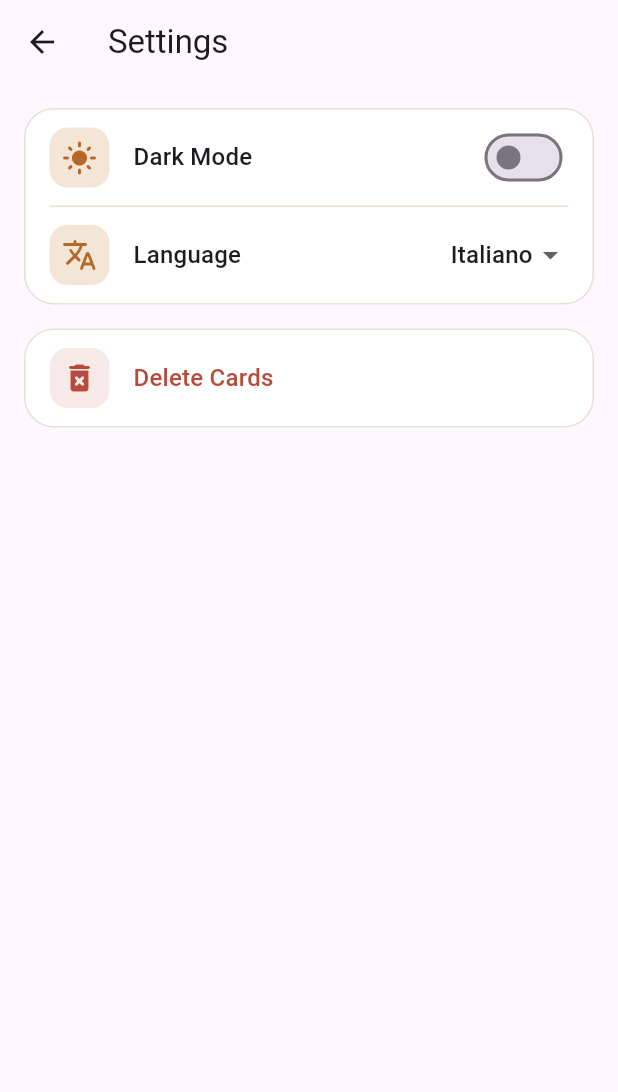
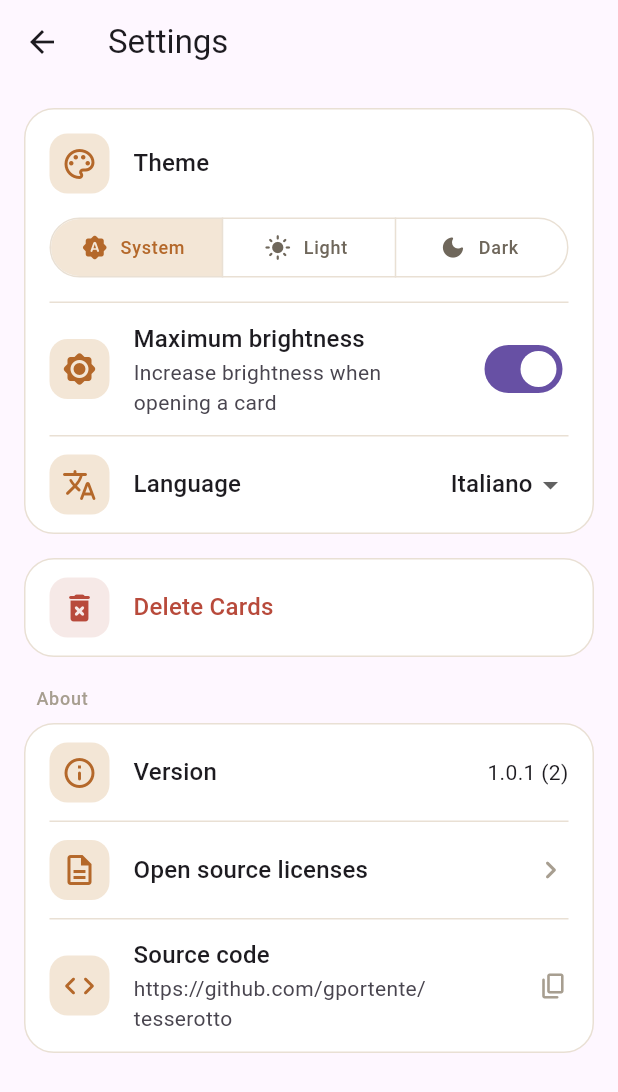
Before and after one commit to gportente/tesserotto, a Flutter app: the SettingsScreen screen opened directly, on a phone screen of 412 x 824 dp. Shown: the top 1092 px of the screen. Run offline on Flutter 3.47's test engine with Material 3 defaults, Android fonts, the phone set to English and light mode, and no system bars; our stand-ins replace app_links, barcode_widget, file_picker, flutter_colorpicker, flutter_riverpod, flutter_svg and 7 more; missing offline and left inert: barcode, extension_google_sign_in_as_googleapis_auth, googleapis, home_widget, mobile_scanner, screen_brightness; accounts and stored records are empty.

Commit message:
feat(settings): tema a 3 opzioni, luminosita, ordinamento persistente, About
- Selettore Tema Sistema/Chiaro/Scuro (ripristina l'opzione "segui sistema"
  gia supportata dal provider ma non piu esposta dalla UI)
- Toggle "Luminosita massima": la schermata tessera forza il max solo se attivo
- Ordinamento home (A-Z / Piu aperte) ora persistente tra gli avvii
- Sezione Informazioni: versione app (package_info_plus), licenze open source
  (schermata nativa Flutter), codice sorgente con copia negli appunti
- Nuove stringhe localizzate it/en

Nota: pubspec.lock include anche aggiornamenti di dipendenze gia presenti
nell'albero prima di questa sessione.

Co-Authored-By: Claude Opus 4.8 <noreply@anthropic.com>

```diff
--- a/lib/l10n/app_en.arb
+++ b/lib/l10n/app_en.arb
@@ -85,5 +85,16 @@
   "advancedOptions": "Advanced options",
   "codeCaptured": "Code captured",
   "nameRequired": "Please enter a name",
-  "optional": "optional"
+  "optional": "optional",
+  "theme": "Theme",
+  "themeSystem": "System",
+  "themeLight": "Light",
+  "themeDark": "Dark",
+  "autoBrightness": "Maximum brightness",
+  "autoBrightnessSubtitle": "Increase brightness when opening a card",
+  "about": "About",
+  "version": "Version",
+  "licenses": "Open source licenses",
+  "sourceCode": "Source code",
+  "copied": "Copied to clipboard"
 }
--- a/lib/l10n/app_it.arb
+++ b/lib/l10n/app_it.arb
@@ -86,5 +86,16 @@
   "advancedOptions": "Opzioni avanzate",
   "codeCaptured": "Codice acquisito",
   "nameRequired": "Inserisci un nome",
-  "optional": "facoltativo"
+  "optional": "facoltativo",
+  "theme": "Tema",
+  "themeSystem": "Sistema",
+  "themeLight": "Chiaro",
+  "themeDark": "Scuro",
+  "autoBrightness": "Luminosità massima",
+  "autoBrightnessSubtitle": "Aumenta la luminosità quando apri una tessera",
+  "about": "Informazioni",
+  "version": "Versione",
+  "licenses": "Licenze open source",
+  "sourceCode": "Codice sorgente",
+  "copied": "Copiato negli appunti"
 }
--- a/lib/l10n/app_localizations.dart
+++ b/lib/l10n/app_localizations.dart
@@ -526,6 +526,72 @@ abstract class AppLocalizations {
   /// In en, this message translates to:
   /// **'optional'**
   String get optional;
+
+  /// No description provided for @theme.
+  ///
+  /// In en, this message translates to:
+  /// **'Theme'**
+  String get theme;
+
+  /// No description provided for @themeSystem.
+  ///
+  /// In en, this message translates to:
+  /// **'System'**
+  String get themeSystem;
+
+  /// No description provided for @themeLight.
+  ///
+  /// In en, this message translates to:
+  /// **'Light'**
+  String get themeLight;
+
+  /// No description provided for @themeDark.
+  ///
+  /// In en, this message translates to:
+  /// **'Dark'**
+  String get themeDark;
+
+  /// No description provided for @autoBrightness.
+  ///
+  /// In en, this message translates to:
+  /// **'Maximum brightness'**
+  String get autoBrightness;
+
+  /// No description provided for @autoBrightnessSubtitle.
+  ///
+  /// In en, this message translates to:
+  /// **'Increase brightness when opening a card'**
+  String get autoBrightnessSubtitle;
+
+  /// No description provided for @about.
+  ///
+  /// In en, this message translates to:
+  /// **'About'**
+  String get about;
+
+  /// No description provided for @version.
+  ///
+  /// In en, this message translates to:
+  /// **'Version'**
+  String get version;
+
+  /// No description provided for @licenses.
+  ///
+  /// In en, this message translates to:
+  /// **'Open source licenses'**
+  String get licenses;
+
+  /// No description provided for @sourceCode.
+  ///
+  /// In en, this message translates to:
+  /// **'Source code'**
+  String get sourceCode;
+
+  /// No description provided for @copied.
+  ///
+  /// In en, this message translates to:
+  /// **'Copied to clipboard'**
+  String get copied;
 }
 
 class _AppLocalizationsDelegate extends LocalizationsDelegate<AppLocalizations> {
--- a/lib/l10n/app_localizations_en.dart
+++ b/lib/l10n/app_localizations_en.dart
@@ -229,4 +229,37 @@ class AppLocalizationsEn extends AppLocalizations {
 
   @override
   String get optional => 'optional';
+
+  @override
+  String get theme => 'Theme';
+
+  @override
+  String get themeSystem => 'System';
+
+  @override
+  String get themeLight => 'Light';
+
+  @override
+  String get themeDark => 'Dark';
+
+  @override
+  String get autoBrightness => 'Maximum brightness';
+
+  @override
+  String get autoBrightnessSubtitle => 'Increase brightness when opening a card';
+
+  @override
+  String get about => 'About';
+
+  @override
+  String get version => 'Version';
+
+  @override
+  String get licenses => 'Open source licenses';
+
+  @override
+  String get sourceCode => 'Source code';
+
+  @override
+  String get copied => 'Copied to clipboard';
 }
--- a/lib/providers/settings_provider.dart
+++ b/lib/providers/settings_provider.dart
@@ -9,19 +9,27 @@ final settingsProvider = StateNotifierProvider<SettingsNotifier, Settings>((ref)
 class Settings {
   final ThemeMode themeMode;
   final Locale locale;
+  final bool autoBrightness;
+  final String defaultSort; // 'name' or 'openCount'
 
   Settings({
     required this.themeMode,
     required this.locale,
+    this.autoBrightness = true,
+    this.defaultSort = 'name',
   });
 
   Settings copyWith({
     ThemeMode? themeMode,
     Locale? locale,
+    bool? autoBrightness,
+    String? defaultSort,
   }) {
     return Settings(
       themeMode: themeMode ?? this.themeMode,
       locale: locale ?? this.locale,
+      autoBrightness: autoBrightness ?? this.autoBrightness,
+      defaultSort: defaultSort ?? this.defaultSort,
     );
   }
 }
@@ -29,28 +37,33 @@ class Settings {
 class SettingsNotifier extends StateNotifier<Settings> {
   static const _themeKey = 'theme_mode';
   static const _localeKey = 'locale';
+  static const _autoBrightnessKey = 'auto_brightness';
+  static const _defaultSortKey = 'default_sort';
 
-  SettingsNotifier() : super(Settings(
-    themeMode: ThemeMode.system,
-    locale: const Locale('it'),
-  )) {
+  SettingsNotifier()
+      : super(Settings(
+          themeMode: ThemeMode.system,
+          locale: const Locale('it'),
+        )) {
     _loadSettings();
   }
 
   Future<void> _loadSettings() async {
     final prefs = await SharedPreferences.getInstance();
 
-    // Load theme
     final themeIndex = prefs.getInt(_themeKey);
-    final themeMode = themeIndex != null ? ThemeMode.values[themeIndex] : ThemeMode.system;
+    final themeMode =
+        themeIndex != null ? ThemeMode.values[themeIndex] : ThemeMode.system;
 
-    // Load locale
     final localeString = prefs.getString(_localeKey);
-    final locale = localeString != null ? Locale(localeString) : const Locale('it');
+    final locale =
+        localeString != null ? Locale(localeString) : const Locale('it');
 
     state = Settings(
       themeMode: themeMode,
       locale: locale,
+      autoBrightness: prefs.getBool(_autoBrightnessKey) ?? true,
+      defaultSort: prefs.getString(_defaultSortKey) ?? 'name',
     );
   }
 
@@ -65,4 +78,16 @@ class SettingsNotifier extends StateNotifier<Settings> {
     await prefs.setString(_localeKey, locale.languageCode);
     state = state.copyWith(locale: locale);
   }
+
+  Future<void> setAutoBrightness(bool value) async {
+    final prefs = await SharedPreferences.getInstance();
+    await prefs.setBool(_autoBrightnessKey, value);
+    state = state.copyWith(autoBrightness: value);
+  }
+
+  Future<void> setDefaultSort(String sort) async {
+    final prefs = await SharedPreferences.getInstance();
+    await prefs.setString(_defaultSortKey, sort);
+    state = state.copyWith(defaultSort: sort);
+  }
 }
--- a/lib/screens/settings_screen.dart
+++ b/lib/screens/settings_screen.dart
@@ -1,5 +1,7 @@
 import 'package:flutter/material.dart';
+import 'package:flutter/services.dart';
 import 'package:flutter_riverpod/flutter_riverpod.dart';
+import 'package:package_info_plus/package_info_plus.dart';
 import '../providers/settings_provider.dart';
 import '../l10n/app_localizations.dart';
 import '../theme/app_theme.dart';
@@ -9,12 +11,13 @@ import '../providers/fidelity_cards_provider.dart';
 class SettingsScreen extends ConsumerWidget {
   const SettingsScreen({super.key});
 
+  static const _sourceUrl = 'https://github.com/gportente/tesserotto';
+
   @override
   Widget build(BuildContext context, WidgetRef ref) {
     final p = context.palette;
     final loc = AppLocalizations.of(context)!;
     final settings = ref.watch(settingsProvider);
-    final isDark = settings.themeMode == ThemeMode.dark;
     const supportedLocales = [Locale('en'), Locale('it')];
 
     return Scaffold(
@@ -22,15 +25,17 @@ class SettingsScreen extends ConsumerWidget {
       body: ListView(
         padding: const EdgeInsets.all(AppSpacing.lg),
         children: [
+          // ── Appearance ──────────────────────────────────────────────
           _group(context, p, [
+            _themeSelector(context, ref, loc, p, settings.themeMode),
+            _divider(p),
             SwitchListTile(
-              title: Text(loc.darkMode, style: context.text.titleMedium),
-              value: isDark,
-              onChanged: (val) => ref
-                  .read(settingsProvider.notifier)
-                  .setThemeMode(val ? ThemeMode.dark : ThemeMode.light),
-              secondary: _leadingIcon(
-                  p, isDark ? Icons.dark_mode_rounded : Icons.light_mode_rounded),
+              title: Text(loc.autoBrightness, style: context.text.titleMedium),
+              subtitle: Text(loc.autoBrightnessSubtitle),
+              value: settings.autoBrightness,
+              onChanged: (v) =>
+                  ref.read(settingsProvider.notifier).setAutoBrightness(v),
+              secondary: _leadingIcon(p, Icons.brightness_high_rounded),
               contentPadding: const EdgeInsets.symmetric(
                   horizontal: AppSpacing.lg, vertical: AppSpacing.xs),
             ),
@@ -62,6 +67,8 @@ class SettingsScreen extends ConsumerWidget {
             ),
           ]),
           const SizedBox(height: AppSpacing.lg),
+
+          // ── Data ────────────────────────────────────────────────────
           _group(context, p, [
             ListTile(
               leading: Container(
@@ -80,6 +87,115 @@ class SettingsScreen extends ConsumerWidget {
               onTap: () => _confirmDeleteAll(context, ref, loc),
             ),
           ]),
+          const SizedBox(height: AppSpacing.lg),
+
+          // ── About ───────────────────────────────────────────────────
+          _sectionHeader(context, loc.about),
+          _group(context, p, [
+            FutureBuilder<PackageInfo>(
+              future: PackageInfo.fromPlatform(),
+              builder: (context, snapshot) {
+                final v = snapshot.hasData
+                    ? '${snapshot.data!.version} (${snapshot.data!.buildNumber})'
+                    : '—';
+                return ListTile(
+                  leading: _leadingIcon(p, Icons.info_outline_rounded),
+                  title: Text(loc.version, style: context.text.titleMedium),
+                  trailing: Text(v, style: context.text.bodyMedium),
+                  contentPadding: const EdgeInsets.symmetric(
+                      horizontal: AppSpacing.lg, vertical: AppSpacing.xs),
+                );
+              },
+            ),
+            _divider(p),
+            ListTile(
+              leading: _leadingIcon(p, Icons.description_outlined),
+              title: Text(loc.licenses, style: context.text.titleMedium),
+              trailing: Icon(Icons.chevron_right_rounded, color: p.inkFaint),
+              contentPadding: const EdgeInsets.symmetric(
+                  horizontal: AppSpacing.lg, vertical: AppSpacing.xs),
+              onTap: () async {
+                final info = await PackageInfo.fromPlatform();
+                if (!context.mounted) return;
+                showLicensePage(
+                  context: context,
+                  applicationName: loc.appTitle,
+                  applicationVersion: info.version,
+                );
+              },
+            ),
+            _divider(p),
+            ListTile(
+              leading: _leadingIcon(p, Icons.code_rounded),
+              title: Text(loc.sourceCode, style: context.text.titleMedium),
+              subtitle: Text(_sourceUrl),
+              trailing: Icon(Icons.copy_rounded, color: p.inkFaint, size: 20),
+              contentPadding: const EdgeInsets.symmetric(
+                  horizontal: AppSpacing.lg, vertical: AppSpacing.xs),
+              onTap: () async {
+                await Clipboard.setData(const ClipboardData(text: _sourceUrl));
+                if (context.mounted) {
+                  ScaffoldMessenger.of(context).showSnackBar(
+                    SnackBar(content: Text(loc.copied)),
+                  );
+                }
+              },
+            ),
+          ]),
+        ],
+      ),
+    );
+  }
+
+  Widget _themeSelector(BuildContext context, WidgetRef ref,
+      AppLocalizations loc, AppPalette p, ThemeMode mode) {
+    return Padding(
+      padding: const EdgeInsets.fromLTRB(
+          AppSpacing.lg, AppSpacing.lg, AppSpacing.lg, AppSpacing.md),
+      child: Column(
+        crossAxisAlignment: CrossAxisAlignment.start,
+        children: [
+          Row(
+            children: [
+              _leadingIcon(p, Icons.palette_outlined),
+              const SizedBox(width: AppSpacing.lg),
+              Text(loc.theme, style: context.text.titleMedium),
+            ],
+          ),
+          const SizedBox(height: AppSpacing.md),
+          SizedBox(
+            width: double.infinity,
+            child: SegmentedButton<ThemeMode>(
+              segments: [
+                ButtonSegment(
+                    value: ThemeMode.system,
+                    icon: const Icon(Icons.brightness_auto_rounded, size: 18),
+                    label: Text(loc.themeSystem)),
+                ButtonSegment(
+                    value: ThemeMode.light,
+                    icon: const Icon(Icons.light_mode_rounded, size: 18),
+                    label: Text(loc.themeLight)),
+                ButtonSegment(
+                    value: ThemeMode.dark,
+                    icon: const Icon(Icons.dark_mode_rounded, size: 18),
+                    label: Text(loc.themeDark)),
+              ],
+              selected: {mode},
+              showSelectedIcon: false,
+              onSelectionChanged: (s) =>
+                  ref.read(settingsProvider.notifier).setThemeMode(s.first),
+              style: ButtonStyle(
+                backgroundColor: WidgetStateProperty.resolveWith((states) =>
+                    states.contains(WidgetState.selected)
+                        ? p.accentSoft
+                        : Colors.transparent),
+                foregroundColor: WidgetStateProperty.resolveWith((states) =>
+                    states.contains(WidgetState.selected) ? p.accent : p.inkSoft),
+                side: WidgetStatePropertyAll(BorderSide(color: p.hairline)),
+                textStyle: WidgetStatePropertyAll(context.text.labelMedium),
+              ),
+            ),
+          ),
         ],
       ),
     );
@@ -97,6 +213,16 @@ class SettingsScreen extends ConsumerWidget {
     );
   }
 
+  Widget _sectionHeader(BuildContext context, String text) {
+    return Padding(
+      padding: const EdgeInsets.only(
+          left: AppSpacing.sm, bottom: AppSpacing.sm, top: AppSpacing.xs),
+      child: Text(text,
+          style: context.text.labelMedium
+              ?.copyWith(color: context.palette.inkFaint)),
+    );
+  }
+
   Widget _leadingIcon(AppPalette p, IconData icon) {
     return Container(
       width: 40,
@@ -110,7 +236,10 @@ class SettingsScreen extends ConsumerWidget {
   }
 
   Widget _divider(AppPalette p) => Divider(
-      color: p.hairline, height: 1, indent: AppSpacing.lg, endIndent: AppSpacing.lg);
+      color: p.hairline,
+      height: 1,
+      indent: AppSpacing.lg,
+      endIndent: AppSpacing.lg);
 
   Future<void> _confirmDeleteAll(
       BuildContext context, WidgetRef ref, AppLocalizations loc) async {
--- a/pubspec.yaml
+++ b/pubspec.yaml
@@ -57,6 +57,7 @@ dependencies:
   googleapis: ^13.2.0
   extension_google_sign_in_as_googleapis_auth: ^2.0.12
   home_widget: ^0.6.0
+  package_info_plus: ^8.0.0
 
   # The following adds the Cupertino Icons font to your application.
   # Use with the CupertinoIcons class for iOS style icons.
```
Also changed, not shown: lib/l10n/app_localizations_it.dart (+33 -0 lines), lib/screens/card_details_screen.dart (+8 -2 lines), lib/screens/home_screen.dart (+9 -7 lines), pubspec.lock.
